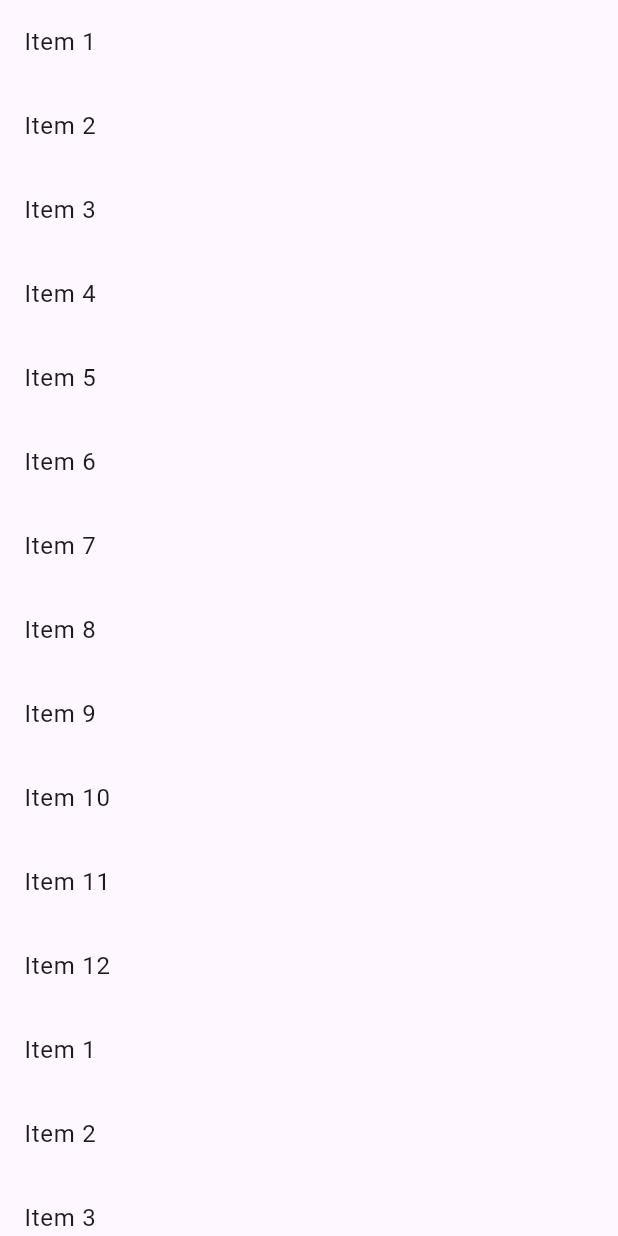
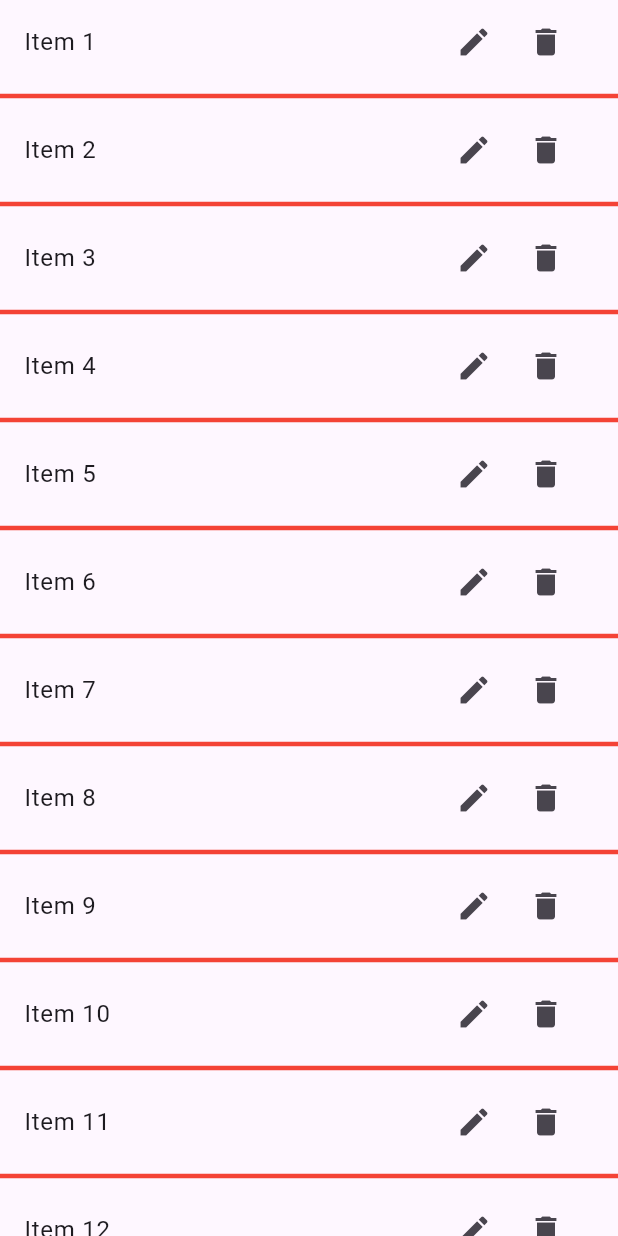
Before and after one commit to GikuCampVol-7-team38/Latify, a Flutter app: the AlarmWidget screen opened directly, on a phone screen of 412 x 824 dp. Run offline on Flutter 3.47's test engine with Material 2 defaults, Android fonts, the phone set to English and light mode, and no system bars.

Commit message:
区切り線を付けた

```diff
--- a/lib/alarmWidget.dart
+++ b/lib/alarmWidget.dart
@@ -1,7 +1,7 @@
 import 'package:flutter/material.dart';
 
 class AlarmWidget extends StatefulWidget {
-  const AlarmWidget({super.key});
+  const AlarmWidget({Key? key}) : super(key: key);
 
   @override
   State<AlarmWidget> createState() => _AlarmWidgetState();
@@ -19,7 +19,10 @@ class AlarmWidget extends StatefulWidget {
 }
 
 class _AlarmWidgetState extends State<AlarmWidget> {
-  List<String> textList = [
+  Map<String, String> alarmData = {};
+
+  //アラームと通知に関する情報を格納
+  List<String> alarmList = [
     'Item 1',
     'Item 2',
     'Item 3',
@@ -50,16 +53,54 @@ class _AlarmWidgetState extends State<AlarmWidget> {
   Widget build(BuildContext context) {
     return Scaffold(
       //appBar: AppBar(
-  //title: Text('Scrollable List Example'),
-  //),
-  body: ListView.builder(
-  itemCount: textList.length,
+      // title: Text('Scrollable List Example'),
+      // ),
+      body: ListView.separated(
+        itemCount: alarmList.length,
+
         itemBuilder: (context, index) {
           return ListTile(
-  title: Text(textList[index]),
+            title: Text(alarmList[index]),
+            trailing: Row(
+              mainAxisSize: MainAxisSize.min,
+              children: [
+                IconButton(
+                  icon: Icon(Icons.edit),
+                  onPressed: () {
+                    // 編集ボタンの処理
+                    _editItem(index);
+                  },
+                ),
+                IconButton(
+                  icon: Icon(Icons.delete),
+                  onPressed: () {
+                    // 削除ボタンの処理
+                    _deleteItem(index);
+                  },
+                ),
+              ],
+            ),
+          );
+        },
+        separatorBuilder: (context, index) {
+          return Divider(
+            color: Colors.red,
+            thickness: 3,
           );
         },
       ),
     );
   }
+
+  void _editItem(int index) {
+    // 編集ボタンが押されたアイテムを処理
+    // 例えば、ダイアログを表示して新しい値を入力させるなどの処理を行う
   }
+
+  void _deleteItem(int index) {
+    setState(() {
+      // 削除ボタンが押されたアイテムをリストから削除
+      alarmList.removeAt(index);
+    });
+  }
+}
```
Lines whose indentation alone changed are shown as unchanged.
